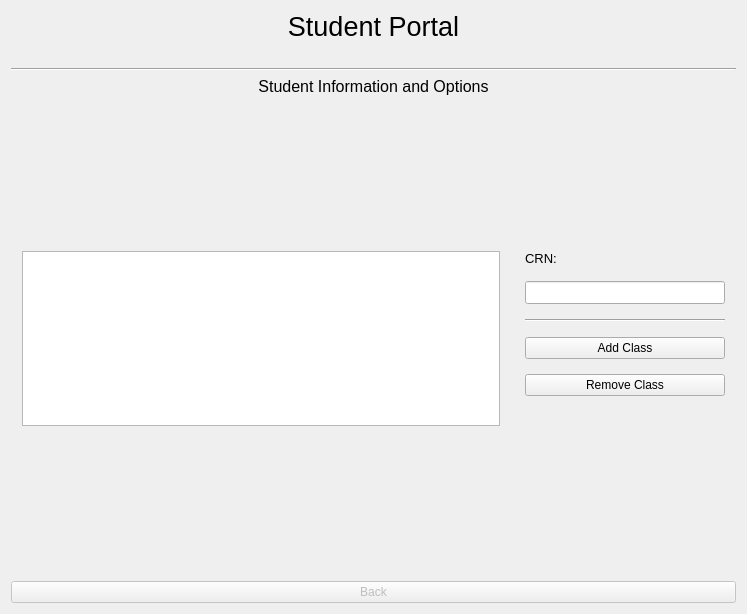
alixabahena/SIMS, file Form Files/studentView.ui: the form before one commit.
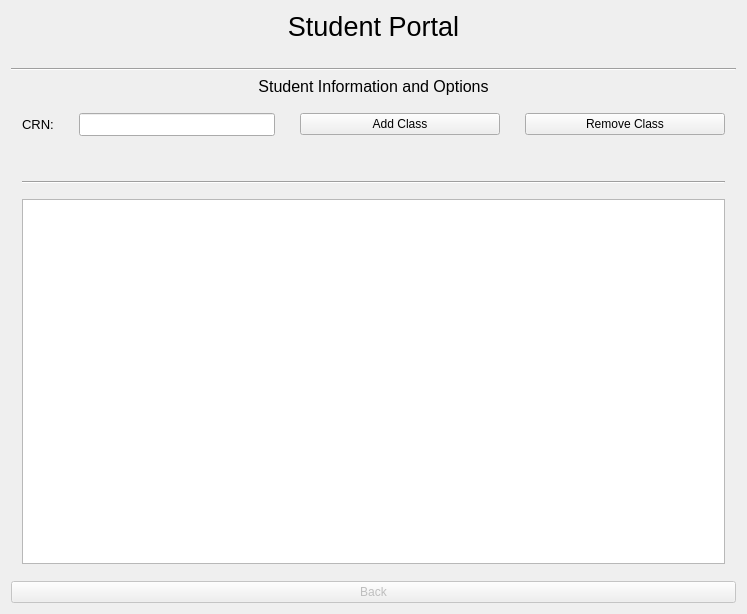
The form after the commit. The open tabs and pages were chosen to show the change.

Diff of the .ui file:
```diff
--- a/Form Files/studentView.ui
+++ b/Form Files/studentView.ui
@@ -288,7 +288,25 @@
            <property name="verticalSpacing">
             <number>15</number>
            </property>
-           <item row="4" column="1">
+           <item row="0" column="0">
+            <widget class="QLabel" name="crnLabel">
+             <property name="sizePolicy">
+              <sizepolicy hsizetype="Maximum" vsizetype="Fixed">
+               <horstretch>0</horstretch>
+               <verstretch>0</verstretch>
+              </sizepolicy>
+             </property>
+             <property name="font">
+              <font>
+               <pointsize>10</pointsize>
+              </font>
+             </property>
+             <property name="text">
+              <string>CRN:</string>
+             </property>
+            </widget>
+           </item>
+           <item row="0" column="3">
             <widget class="QPushButton" name="removeClassButton">
              <property name="sizePolicy">
               <sizepolicy hsizetype="Minimum" vsizetype="Fixed">
@@ -307,7 +325,7 @@
              </property>
             </widget>
            </item>
-           <item row="3" column="1">
+           <item row="0" column="2">
             <widget class="QPushButton" name="addClassButton">
              <property name="sizePolicy">
               <sizepolicy hsizetype="Minimum" vsizetype="Fixed">
@@ -327,24 +345,6 @@
             </widget>
            </item>
            <item row="0" column="1">
-            <widget class="QLabel" name="crnLabel">
-             <property name="sizePolicy">
-              <sizepolicy hsizetype="Minimum" vsizetype="Fixed">
-               <horstretch>0</horstretch>
-               <verstretch>0</verstretch>
-              </sizepolicy>
-             </property>
-             <property name="font">
-              <font>
-               <pointsize>10</pointsize>
-              </font>
-             </property>
-             <property name="text">
-              <string>CRN:</string>
-             </property>
-            </widget>
-           </item>
-           <item row="1" column="1">
             <widget class="QLineEdit" name="crnAddRemoveLine">
              <property name="sizePolicy">
               <sizepolicy hsizetype="Minimum" vsizetype="Fixed">
@@ -359,7 +359,14 @@
              </property>
             </widget>
            </item>
-           <item row="0" column="0" rowspan="6">
+           <item row="2" column="0" colspan="4">
+            <widget class="Line" name="line_5">
+             <property name="orientation">
+              <enum>Qt::Horizontal</enum>
+             </property>
+            </widget>
+           </item>
+           <item row="3" column="0" rowspan="6" colspan="4">
             <widget class="QTableView" name="manageClassesView">
              <property name="sizePolicy">
               <sizepolicy hsizetype="MinimumExpanding" vsizetype="Expanding">
@@ -369,14 +376,7 @@
              </property>
             </widget>
            </item>
-           <item row="2" column="1">
-            <widget class="Line" name="line_5">
-             <property name="orientation">
-              <enum>Qt::Horizontal</enum>
-             </property>
-            </widget>
-           </item>
-           <item row="5" column="1">
+           <item row="1" column="0" colspan="4">
             <widget class="QLabel" name="addRemoveClassLabel">
              <property name="sizePolicy">
               <sizepolicy hsizetype="Preferred" vsizetype="Fixed">
@@ -392,6 +392,9 @@
              <property name="text">
               <string/>
              </property>
+             <property name="alignment">
+              <set>Qt::AlignCenter</set>
+             </property>
             </widget>
            </item>
           </layout>
```
Left out of the diff: 2 changed lines with no effect on the pictures.
